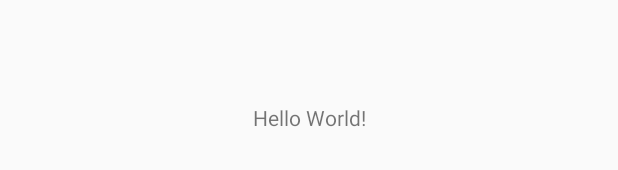
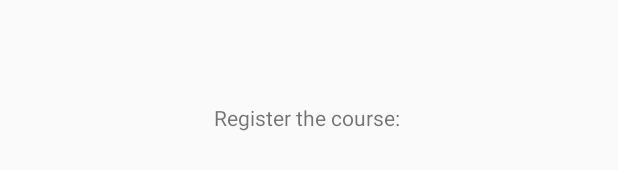
Before and after one commit to waffle-iron/CSCI3130PROJECT, an Android app: the layout activity_main.xml on its own in the app's theme, with its tools: preview values and no code run, on a phone screen of 412 x 824 dp. Shown: the part 501-671 px from the top of the screen. Run offline under Robolectric (Android 15) with nearby library versions, the phone set to English and light mode, and no system bars.

Commit message:
regular code <login > <yiwei zhang, yunfei guo>

```diff
--- a/app/src/main/java/com/example/yiweizhang/csci3130project/LoginActivity.java
+++ b/app/src/main/java/com/example/yiweizhang/csci3130project/LoginActivity.java
@@ -1,5 +1,6 @@
 package com.example.yiweizhang.csci3130project;
 
+import android.content.Intent;
 import android.support.annotation.NonNull;
 import android.support.v7.app.AppCompatActivity;
 import android.os.Bundle;
@@ -56,6 +57,10 @@ public class LoginActivity extends AppCompatActivity {
                             Toast.makeText(LoginActivity.this, "sign in success.",
                                     Toast.LENGTH_SHORT).show();
 
+                            // start the MainActivity
+                            Intent intent = new Intent(LoginActivity.this, MainActivity.class);
+
+
                         } else {
 
                             Toast.makeText(LoginActivity.this, "sign in failed.",
--- a/app/src/main/java/com/example/yiweizhang/csci3130project/MainActivity.java
+++ b/app/src/main/java/com/example/yiweizhang/csci3130project/MainActivity.java
@@ -9,5 +9,11 @@ public class MainActivity extends AppCompatActivity {
     protected void onCreate(Bundle savedInstanceState) {
         super.onCreate(savedInstanceState);
         setContentView(R.layout.activity_main);
+
+
+
+
     }
+
+
 }
--- a/app/src/main/res/layout/activity_main.xml
+++ b/app/src/main/res/layout/activity_main.xml
@@ -9,10 +9,14 @@
     <TextView
         android:layout_width="wrap_content"
         android:layout_height="wrap_content"
-        android:text="Hello World!"
+        android:text="Register the course: "
         app:layout_constraintBottom_toBottomOf="parent"
         app:layout_constraintLeft_toLeftOf="parent"
         app:layout_constraintRight_toRightOf="parent"
         app:layout_constraintTop_toTopOf="parent" />
 
+    <TextView
+        android:layout_width="wrap_content"
+        android:layout_height="wrap_content" />
+
 </android.support.constraint.ConstraintLayout>
```
Also changed, not shown: app/src/main/AndroidManifest.xml (+6 -1 lines).
